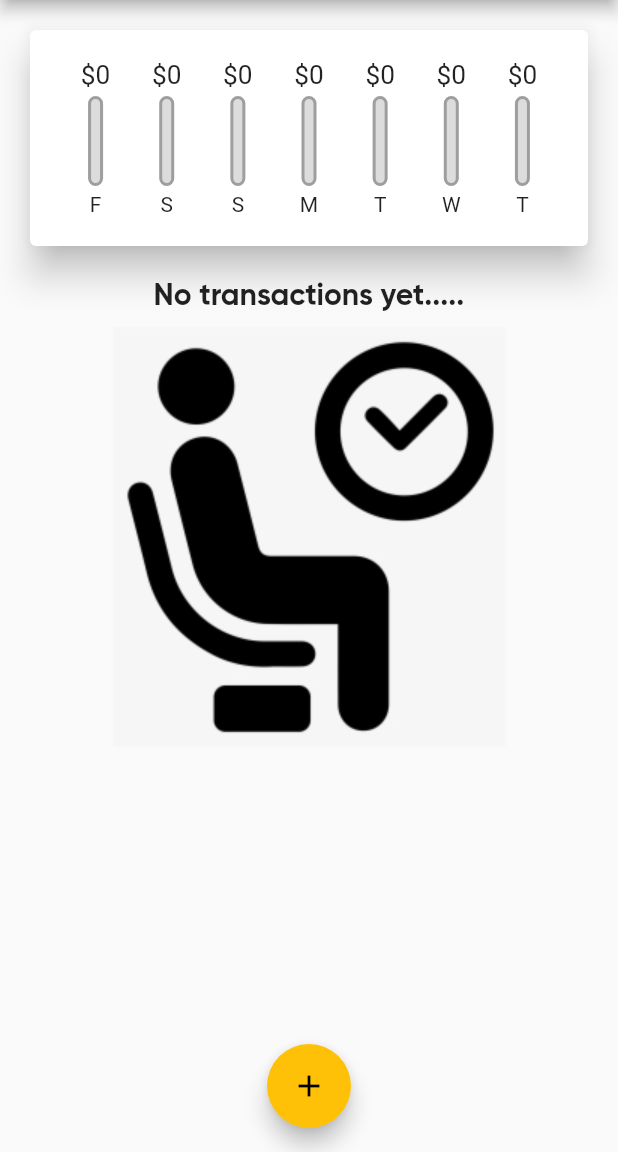
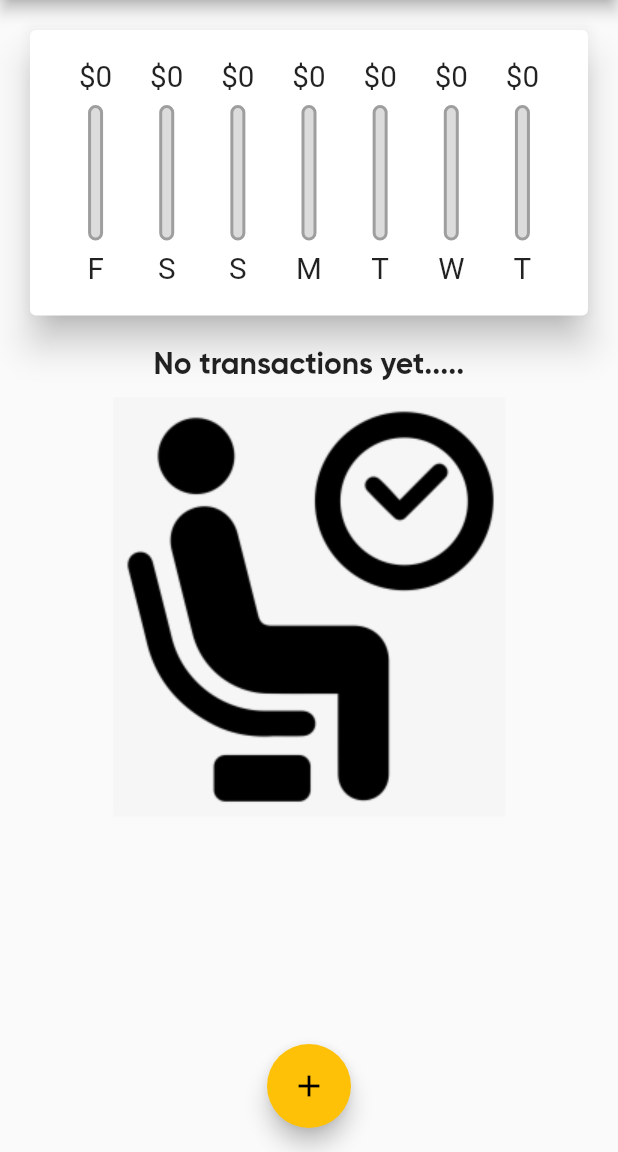
Before and after one commit to crew-guy/expense_planner, a Flutter app: the screen it shows after launch, on a phone screen of 412 x 824 dp, the part 84-1236 px from its top. Run offline on Flutter 3.47's test engine with Material 2 defaults, Android fonts, the phone set to English and light mode, and no system bars.

```diff
--- a/lib/main.dart
+++ b/lib/main.dart
@@ -3,8 +3,14 @@ import 'package:expense_planner/widgets/chart.dart';
 import 'package:expense_planner/widgets/new_transaction.dart';
 import 'package:expense_planner/widgets/transaction_list.dart';
 import 'package:flutter/material.dart';
+import 'package:flutter/services.dart';
 
 void main() {
+  WidgetsFlutterBinding.ensureInitialized();
+  SystemChrome.setPreferredOrientations([
+    DeviceOrientation.portraitUp,
+    DeviceOrientation.portraitDown,
+  ]);
   runApp(MyApp());
 }
 
@@ -42,6 +48,7 @@ class MyHomePage extends StatefulWidget {
 
 class _MyHomePageState extends State<MyHomePage> {
   final List<Transaction> _userTransactions = [];
+  bool _showChart = false;
 
   List<Transaction> get _recentTransactions {
     return _userTransactions.where((tx) {
@@ -83,8 +90,9 @@ class _MyHomePageState extends State<MyHomePage> {
 
   @override
   Widget build(BuildContext context) {
-    return Scaffold(
-      appBar: AppBar(
+    final isLandscape =
+        MediaQuery.of(context).orientation == Orientation.landscape;
+    final appBar = AppBar(
       title: Text(
         'Kharcha Charcha',
         style: TextStyle(fontFamily: 'Gilroy'),
@@ -95,19 +103,55 @@ class _MyHomePageState extends State<MyHomePage> {
           onPressed: () => _startAddNewTransaction(context),
         )
       ],
-      ),
+    );
+    final txListWidget = Container(
+      height: (MediaQuery.of(context).size.height -
+              appBar.preferredSize.height -
+              MediaQuery.of(context).padding.top) *
+          0.6,
+      child: TransactionList(this._userTransactions, this._deleteTransaction),
+    );
+    return Scaffold(
+      appBar: appBar,
       body: SingleChildScrollView(
         child: Column(
           mainAxisAlignment: MainAxisAlignment.center,
           crossAxisAlignment: CrossAxisAlignment.center,
           children: <Widget>[
-            Chart(this._userTransactions),
-            Column(
-              children: <Widget>[
-                TransactionList(
-                    this._userTransactions, this._deleteTransaction),
+            if (isLandscape)
+              Row(
+                mainAxisAlignment: MainAxisAlignment.center,
+                children: [
+                  Text('Show Chart'),
+                  Switch(
+                    value: _showChart,
+                    onChanged: (val) {
+                      setState(() {
+                        _showChart = val;
+                      });
+                    },
+                  ),
                 ],
               ),
+            if (!isLandscape)
+              Container(
+                height: (MediaQuery.of(context).size.height -
+                        appBar.preferredSize.height -
+                        MediaQuery.of(context).padding.top) *
+                    0.3,
+                child: Chart(this._userTransactions),
+              ),
+            if (!isLandscape) txListWidget,
+            if (isLandscape)
+              _showChart
+                  ? Container(
+                      height: (MediaQuery.of(context).size.height -
+                              appBar.preferredSize.height -
+                              MediaQuery.of(context).padding.top) *
+                          0.7,
+                      child: Chart(this._userTransactions),
+                    )
+                  : txListWidget
           ],
         ),
       ),
--- a/lib/widgets/chart_bar.dart
+++ b/lib/widgets/chart_bar.dart
@@ -9,18 +9,21 @@ class ChartBar extends StatelessWidget {
 
   @override
   Widget build(BuildContext context) {
-    return Container(
-      padding: EdgeInsets.fromLTRB(5, 0, 5, 0),
-      child: Column(children: [
+    return LayoutBuilder(builder: (ctx, constraint) {
+      return Column(
+          mainAxisAlignment: MainAxisAlignment.spaceAround,
+          children: [
             Container(
-          height: 20,
+              height: constraint.maxHeight * 0.15,
               child: FittedBox(
                 child: Text('\$${spendingAmount.toStringAsFixed(0)}'),
               ),
             ),
-        SizedBox(height: 4),
+            SizedBox(
+              height: constraint.maxHeight * 0.05,
+            ),
             Container(
-          height: 60,
+              height: constraint.maxHeight * 0.6,
               width: 10,
               child: Stack(children: [
                 Container(
@@ -40,10 +43,13 @@ class ChartBar extends StatelessWidget {
               ]),
             ),
             SizedBox(
-          height: 4,
+              height: constraint.maxHeight * 0.05,
             ),
-        Text('${label}')
-      ]),
-    );
+            Container(
+              height: constraint.maxHeight * 0.15,
+              child: FittedBox(child: Text('${label}')),
+            )
+          ]);
+    });
   }
 }
--- a/lib/widgets/transaction_list.dart
+++ b/lib/widgets/transaction_list.dart
@@ -5,14 +5,15 @@ import 'package:intl/intl.dart';
 class TransactionList extends StatelessWidget {
   final List<Transaction> transactions;
   Function deleteTx;
+
   TransactionList(this.transactions, this.deleteTx);
 
   @override
   Widget build(BuildContext context) {
     return Container(
-      height: 700,
       child: transactions.isEmpty
-          ? Column(
+          ? LayoutBuilder(builder: (ctx, constraint) {
+              return Column(
                 children: [
                   Text('No transactions yet.....',
                       style: Theme.of(context).textTheme.title),
@@ -21,7 +22,8 @@ class TransactionList extends StatelessWidget {
                   ),
                   Image.asset('assets/images/waiting.png')
                 ],
-            )
+              );
+            })
           : ListView.builder(
               itemBuilder: (ctx, index) {
                 return Card(
@@ -87,10 +89,10 @@ class TransactionList extends StatelessWidget {
                       ),
                       trailing: IconButton(
                         icon: Icon(Icons.delete),
-                          onPressed: () =>
-                              this.deleteTx(transactions[index].id),
+                        onPressed: () => this.deleteTx(transactions[index].id),
                         color: Theme.of(context).errorColor,
-                        )),
+                      ),
+                    ),
                   ),
                 );
               },
```
Lines whose indentation alone changed are shown as unchanged.
